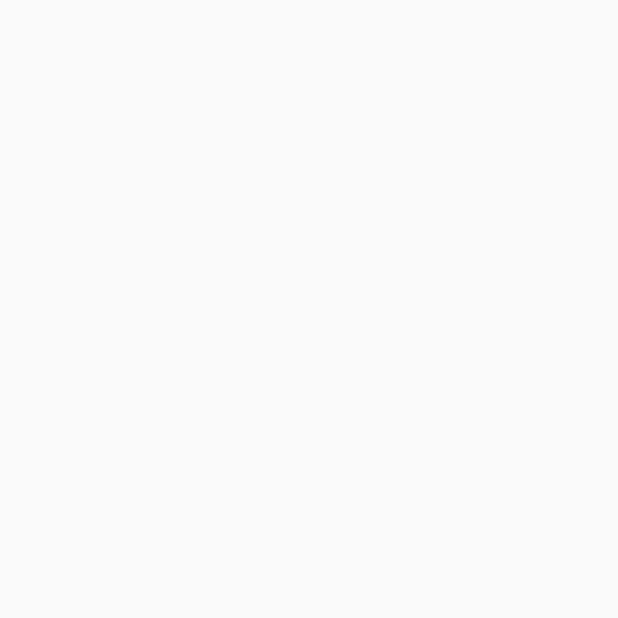
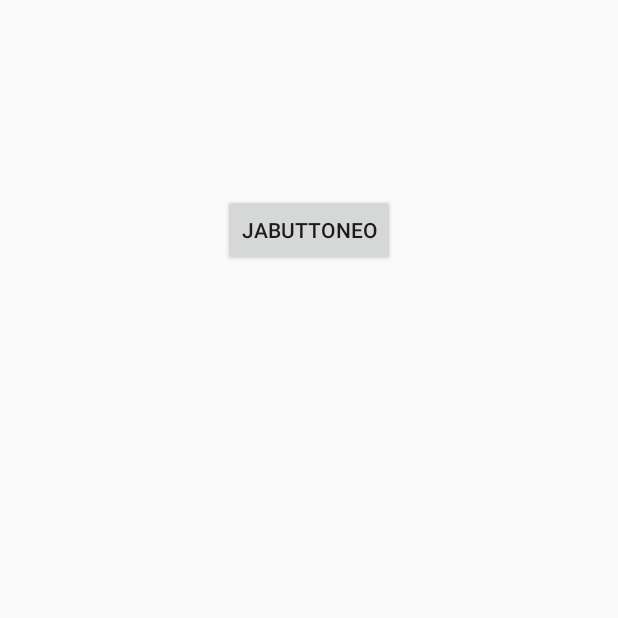
Before and after one commit to mhlee1215/IEDUFlashCard, an Android app: the JaeoActivity screen opened directly, with no data from a screen before it, on a phone screen of 412 x 824 dp, the top half of it. Before the commit the part shown is empty. Run offline under Robolectric (Android 15) with nearby library versions, the phone set to English and light mode, and no system bars.

```diff
--- a/app/src/main/res/layout/activity_jaeo.xml
+++ b/app/src/main/res/layout/activity_jaeo.xml
@@ -9,4 +9,13 @@
     android:paddingTop="@dimen/activity_vertical_margin"
     tools:context="com.flashcard.iedu.flashcard.JaeoActivity">
 
+    <Button
+        android:layout_width="wrap_content"
+        android:layout_height="wrap_content"
+        android:text="JabuttonEo"
+        android:id="@+id/button"
+        android:layout_alignParentTop="true"
+        android:layout_centerHorizontal="true"
+        android:layout_marginTop="113dp"
+        android:onClick="sendMessage"  />
 </RelativeLayout>
```
